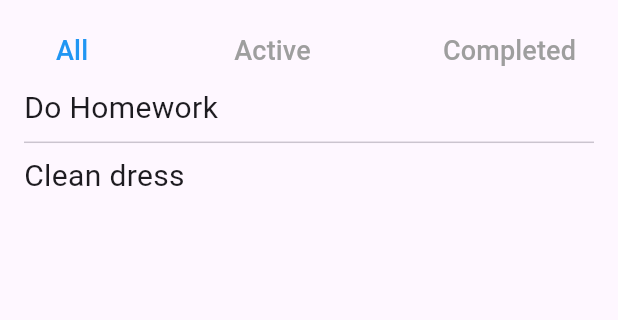
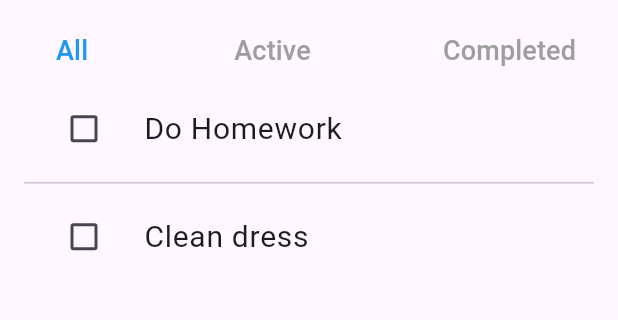
Before and after one commit to MySelfMukund/Flutter_Todo_Cubit_StreamSubscription, a Flutter app: the screen it shows after launch, on a phone screen of 412 x 824 dp, the part 337-657 px from its top. Run offline on Flutter 3.47's test engine with Material 3 defaults, Android fonts, the light colour scheme and no system bars; our stand-ins replace bloc, equatable, flutter_bloc.

Commit message:
Added todo list. added swipe to delete.

```diff
--- a/lib/cubits/todo_list/todo_list_cubit.dart
+++ b/lib/cubits/todo_list/todo_list_cubit.dart
@@ -37,7 +37,7 @@ class TodoListCubit extends Cubit<TodoListState> {
   }
 
   void removeTodo(String id) {
-    final newTodo = state.todos..where((Todo todo) => id != todo.id).toList();
+    final newTodo = state.todos.where((Todo todo) => id != todo.id).toList();
     emit(state.copyWith(todos: newTodo));
   }
 }
--- a/lib/presentations/home/show_todos.dart
+++ b/lib/presentations/home/show_todos.dart
@@ -1,6 +1,9 @@
 import 'package:flutter/material.dart';
 import 'package:flutter_bloc/flutter_bloc.dart';
 import 'package:to_do_cubit_streamsubscription/cubits/filtered_todo/filtered_todo_cubit.dart';
+import 'package:to_do_cubit_streamsubscription/cubits/todo_list/todo_list_cubit.dart';
+
+import '../../models/todo_model.dart';
 
 class ShowTodos extends StatelessWidget {
   const ShowTodos({super.key});
@@ -17,11 +20,69 @@ class ShowTodos extends StatelessWidget {
         return const Divider();
       },
       itemBuilder: (BuildContext context, int index) {
-        return Text(
-          todos[index].desc,
-          style: const TextStyle(fontSize: 20.0),
+        return Dismissible(
+          key: Key(todos[index].id), //ValueKey(todos[index].id),
+          background: showBackGround(0),
+          secondaryBackground: showBackGround(1),
+          child: TodoListItem(
+            todo: todos[index],
+          ),
+          onDismissed: (_) {
+            context.read<TodoListCubit>().removeTodo(todos[index].id);
+          },
+          confirmDismiss: (_) {
+            return showDialog(
+              context: context,
+              builder: (context) => AlertDialog(
+                title: const Text('Are you sure?'),
+                content: const Text('Do you really want to delete?'),
+                actions: [
+                  TextButton(onPressed: () => Navigator.pop(context, false), child: const Text('NO')),
+                  TextButton(onPressed: () => Navigator.pop(context, true), child: const Text('YES'))
+                ],
+              ),
+            );
+          },
         );
       },
     );
   }
+
+  Widget showBackGround(int direction) {
+    return Container(
+      margin: const EdgeInsets.all(4.0),
+      color: Colors.red,
+      padding: const EdgeInsets.symmetric(horizontal: 10.0),
+      alignment: direction == 0 ? Alignment.centerLeft : Alignment.centerRight,
+      child: const Icon(
+        Icons.delete,
+        size: 50.0,
+        color: Colors.white,
+      ),
+    );
+  }
 }
+
+class TodoListItem extends StatefulWidget {
+  final Todo todo;
+  const TodoListItem({required this.todo, super.key});
+
+  @override
+  State<TodoListItem> createState() => _TodoListItemState();
+}
+
+class _TodoListItemState extends State<TodoListItem> {
+  @override
+  Widget build(BuildContext context) {
+    return ListTile(
+      leading: Checkbox(
+        value: widget.todo.isCompleted,
+        onChanged: (bool? checked) {},
+      ),
+      title: Text(
+        widget.todo.desc,
+        style: const TextStyle(fontSize: 20.0),
+      ),
+    );
+  }
+}
```
Also changed, not shown: 1 other file.
